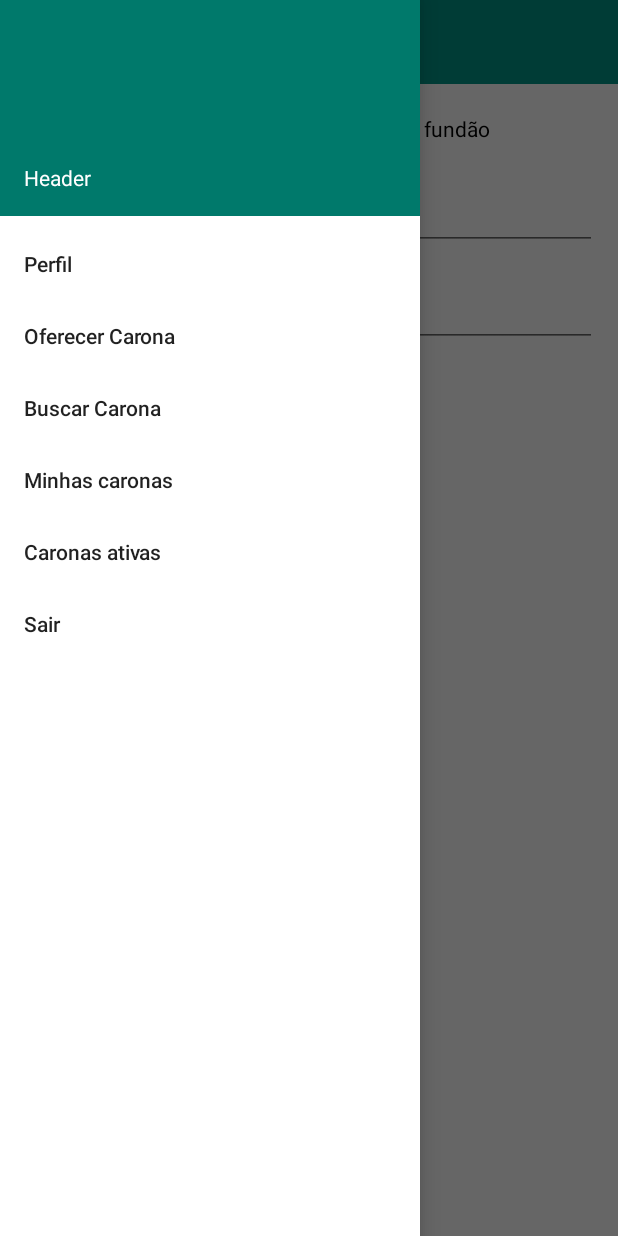
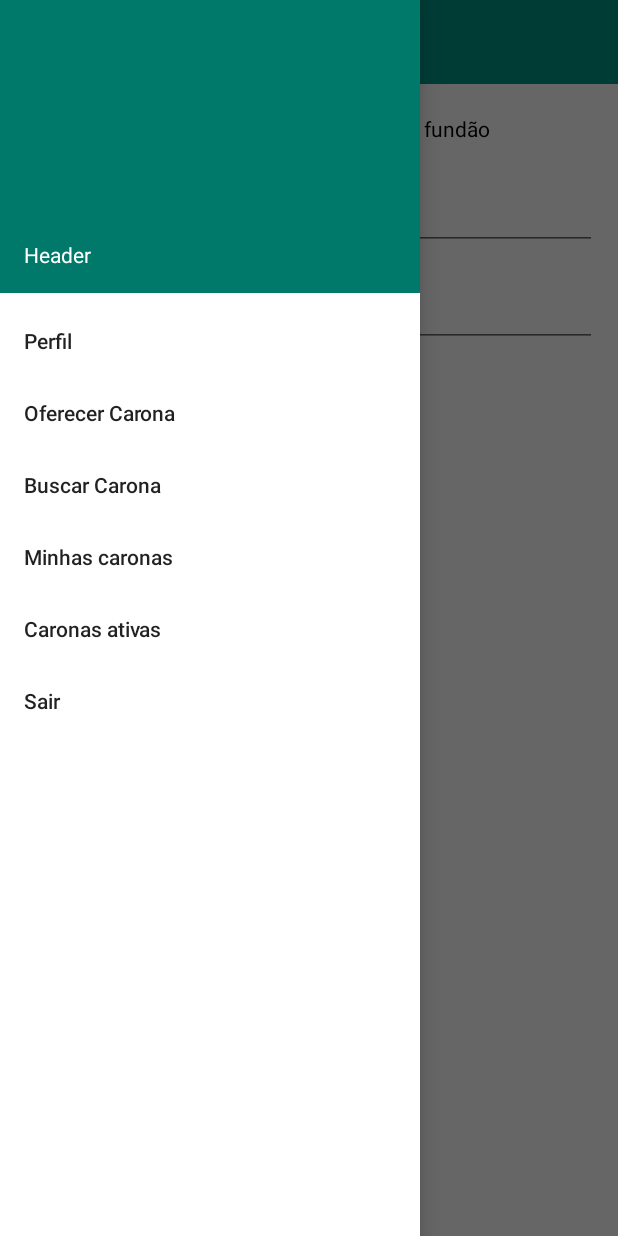
Before and after one commit to caronae/caronae-android, an Android app: the MainAct screen opened directly, with no data from a screen before it, with the side drawer open, on a phone screen of 412 x 824 dp. Run offline under Robolectric (Android 15) with nearby library versions, the phone set to English and light mode, and no system bars; our stand-ins replace ButterKnife; libraries missing offline, so code that uses them is left out: com.orm, com.rey.material, retrofit.client; 4 statements that could not run were skipped.

Commit message:
header view bug fix

```diff
--- a/app/src/main/java/br/ufrj/caronae/App.java
+++ b/app/src/main/java/br/ufrj/caronae/App.java
@@ -6,6 +6,7 @@ import android.view.View;
 import android.view.animation.AccelerateInterpolator;
 import android.view.animation.Animation;
 import android.view.animation.TranslateAnimation;
+import android.widget.Toast;
 
 import com.google.gson.Gson;
 import com.orm.SugarApp;
@@ -160,4 +161,8 @@ public class App extends SugarApp {
 
         String result = sb.toString();
     }
+
+    public static void toast(String msg) {
+        Toast.makeText(App.inst(), msg, Toast.LENGTH_SHORT).show();
+    }
 }
--- a/app/src/main/java/br/ufrj/caronae/NetworkService.java
+++ b/app/src/main/java/br/ufrj/caronae/NetworkService.java
@@ -10,18 +10,16 @@ import br.ufrj.caronae.models.RideSearchFiltersForJson;
 import br.ufrj.caronae.models.RideWithUsers;
 import br.ufrj.caronae.models.TokenForJson;
 import br.ufrj.caronae.models.User;
-import br.ufrj.caronae.models.UserWithRides;
+import br.ufrj.caronae.models.UserWithRidesForJson;
 import retrofit.Callback;
 import retrofit.client.Response;
 import retrofit.http.Body;
-import retrofit.http.GET;
 import retrofit.http.POST;
 import retrofit.http.PUT;
-import retrofit.http.Path;
 
 public interface NetworkService {
     @POST("/auth")
-    void sendToken(@Body TokenForJson token, Callback<UserWithRides> cb);
+    void sendToken(@Body TokenForJson token, Callback<UserWithRidesForJson> cb);
 
     @PUT("/user/a")
     void updateUser(@Body User user, Callback<Response> cb);
--- a/app/src/main/java/br/ufrj/caronae/acts/MainAct.java
+++ b/app/src/main/java/br/ufrj/caronae/acts/MainAct.java
@@ -12,6 +12,7 @@ import android.support.v7.app.ActionBar;
 import android.support.v7.app.AppCompatActivity;
 import android.support.v7.widget.Toolbar;
 import android.util.Log;
+import android.view.LayoutInflater;
 import android.view.MenuItem;
 import android.view.View;
 import android.view.inputmethod.InputMethodManager;
@@ -51,7 +52,7 @@ public class MainAct extends AppCompatActivity {
                     //noinspection ConstantConditions
                     inputMethodManager.hideSoftInputFromWindow(MainAct.this.getCurrentFocus().getWindowToken(), 0);
                 } catch (NullPointerException e) {
-                    Log.e("oi", e.getMessage());
+                    Log.e("onDrawerSlide", e.getMessage());
                 }
             }
 
@@ -72,7 +73,7 @@ public class MainAct extends AppCompatActivity {
         });
 
         final ActionBar ab = getSupportActionBar();
-        //ab.setHomeAsUpIndicator(R.drawable.ic_menu);
+        //ab.setHomeAsUpIndicator(R.drawable.ic_drawer);
         if (ab != null) {
             ab.setDisplayHomeAsUpEnabled(true);
         }
@@ -80,13 +81,20 @@ public class MainAct extends AppCompatActivity {
         NavigationView nvDrawer = (NavigationView) findViewById(R.id.nvView);
         setupDrawerContent(nvDrawer);
 
-        TextView headerText = (TextView) findViewById(R.id.headerText);
+        nvDrawer.addHeaderView(getHeaderView());
+
+        FragmentManager fragmentManager = getSupportFragmentManager();
+        fragmentManager.beginTransaction().replace(R.id.flContent, new RideSearchFrag()).commit();
+    }
+
+    private View getHeaderView() {
+        LayoutInflater inflater = LayoutInflater.from(this);
+        View nvHeader = inflater.inflate(R.layout.nav_header, null, false);
+
+        TextView headerText = (TextView) nvHeader.findViewById(R.id.headerText);
         headerText.setText(App.getUser().getName());
 
-        if (savedInstanceState == null) {
-            FragmentManager fragmentManager = getSupportFragmentManager();
-            fragmentManager.beginTransaction().replace(R.id.flContent, new RideSearchFrag()).commit();
-        }
+        return nvHeader;
     }
 
     private void setupDrawerContent(NavigationView navigationView) {
@@ -154,11 +162,11 @@ public class MainAct extends AppCompatActivity {
     }
 
     public void showRequestersListFrag(List<User> users, int rideId) {
-        RequestersListFrag fragment = new RequestersListFrag();
-
         Bundle bundle = new Bundle();
         bundle.putParcelableArrayList("users", (ArrayList<User>) users);
         bundle.putInt("rideId", rideId);
+
+        RequestersListFrag fragment = new RequestersListFrag();
         fragment.setArguments(bundle);
 
         FragmentManager fragmentManager = getSupportFragmentManager();
--- a/app/src/main/java/br/ufrj/caronae/models/UserWithRides.java
+++ b/app/src/main/java/br/ufrj/caronae/models/UserWithRidesForJson.java
@@ -2,7 +2,7 @@ package br.ufrj.caronae.models;
 
 import java.util.List;
 
-public class UserWithRides {
+public class UserWithRidesForJson {
     User user;
     List<Ride> rides;
 
--- a/app/src/main/res/layout/activity_main.xml
+++ b/app/src/main/res/layout/activity_main.xml
@@ -31,6 +31,5 @@
         android:layout_height="match_parent"
         android:layout_gravity="start"
         android:background="@android:color/white"
-        app:headerLayout="@layout/nav_header"
         app:menu="@menu/drawer_view" />
 </android.support.v4.widget.DrawerLayout>
--- a/app/src/main/res/layout/nav_header.xml
+++ b/app/src/main/res/layout/nav_header.xml
@@ -1,6 +1,6 @@
 <LinearLayout xmlns:android="http://schemas.android.com/apk/res/android"
     android:layout_width="match_parent"
-    android:layout_height="144dp"
+    android:layout_height="wrap_content"
     android:background="?attr/colorPrimaryDark"
     android:gravity="bottom"
     android:orientation="vertical"
@@ -11,6 +11,7 @@
         android:id="@+id/headerText"
         android:layout_width="match_parent"
         android:layout_height="wrap_content"
+        android:paddingTop="144dp"
         android:text="Header"
         android:textAppearance="@style/TextAppearance.AppCompat.Body1"
         android:textColor="@android:color/white" />
--- a/app/src/main/res/values/strings.xml
+++ b/app/src/main/res/values/strings.xml
@@ -1,5 +1,5 @@
 <resources>
-    <string name="app_name">Caronae</string>
+    <string name="app_name">Caronaê</string>
 
     <string name="name_tv">Nome</string>
     <string name="profile_tv">Perfil</string>
@@ -11,7 +11,7 @@
     <string name="plate_tv">Placa</string>
     <string name="carOwner_tv">Tem carro?</string>
 
-    <string name="title_activity_principal">Principal</string>
+    <string name="title_activity_principal">Caronaê</string>
     <string name="title_activity_login">Login</string>
     <string name="tokenHint_et">Digite o token aqui</string>
     <string name="send_bt">Enviar</string>
```
Also changed, not shown: app/build.gradle (+4 -4 lines), app/src/main/java/br/ufrj/caronae/acts/LoginAct.java (+6 -7 lines), app/src/main/ic_launcher-web.png (added), app/src/main/res/mipmap-hdpi/ic_launcher.png, app/src/main/res/mipmap-mdpi/ic_launcher.png, app/src/main/res/mipmap-xhdpi/ic_launcher.png, app/src/main/res/mipmap-xxhdpi/ic_launcher.png, app/src/main/res/mipmap-xxxhdpi/ic_launcher.png (added), 1 other file.
